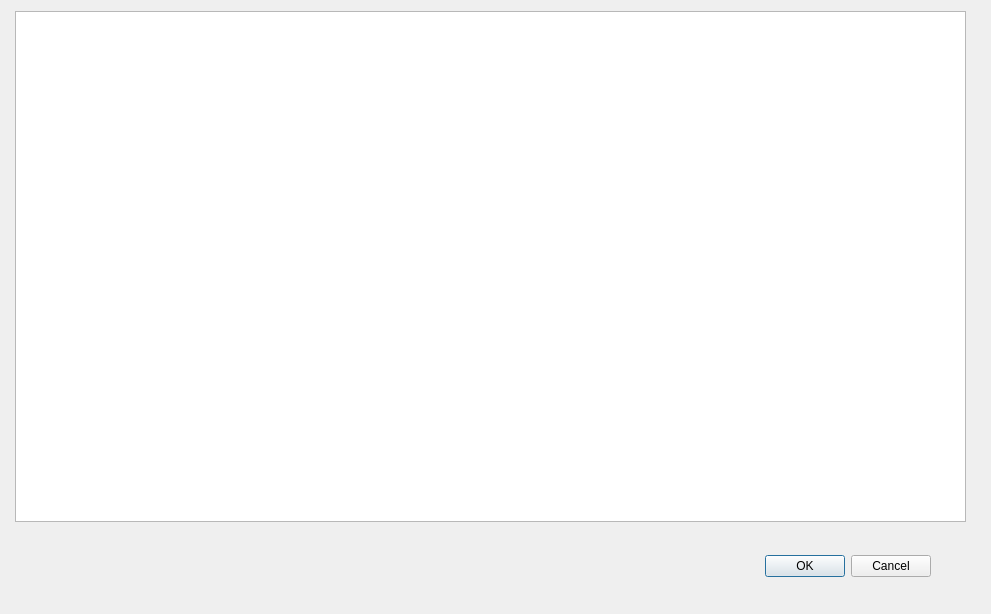
Above: homework_2/arithmetic_generation_tool_ui/dialog1.ui from Roarcannotprogramming/homework_2 before the change. Below: the same form after it.
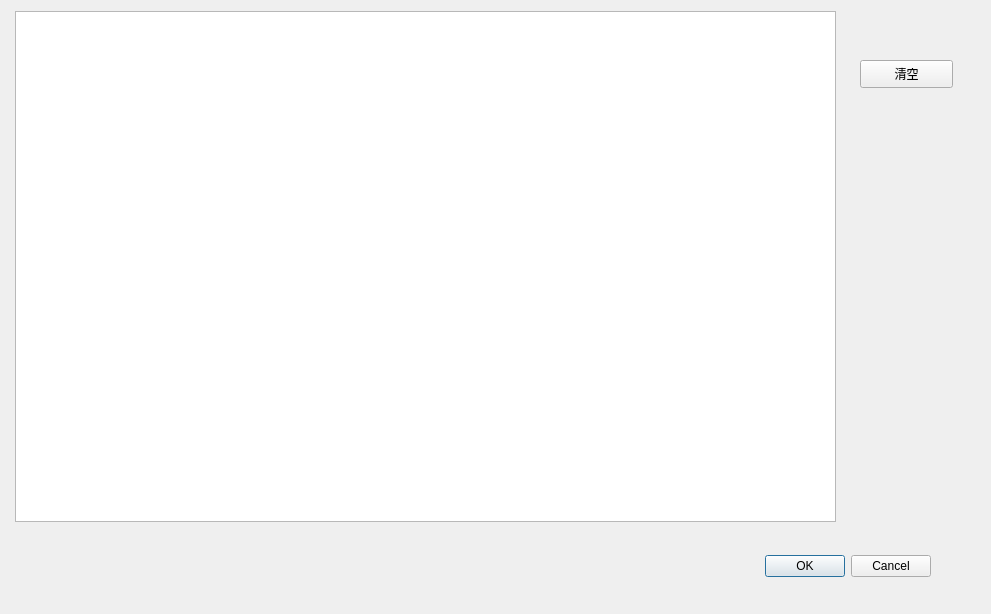
That is the form after the change.

The edit to the form file:
```diff
--- a/homework_2/arithmetic_generation_tool_ui/dialog1.ui
+++ b/homework_2/arithmetic_generation_tool_ui/dialog1.ui
@@ -34,11 +34,24 @@
     <rect>
      <x>15</x>
      <y>11</y>
-     <width>951</width>
+     <width>821</width>
      <height>511</height>
     </rect>
    </property>
   </widget>
+  <widget class="QPushButton" name="pushButton">
+   <property name="geometry">
+    <rect>
+     <x>860</x>
+     <y>60</y>
+     <width>93</width>
+     <height>28</height>
+    </rect>
+   </property>
+   <property name="text">
+    <string>清空</string>
+   </property>
+  </widget>
  </widget>
  <resources/>
  <connections>
```
